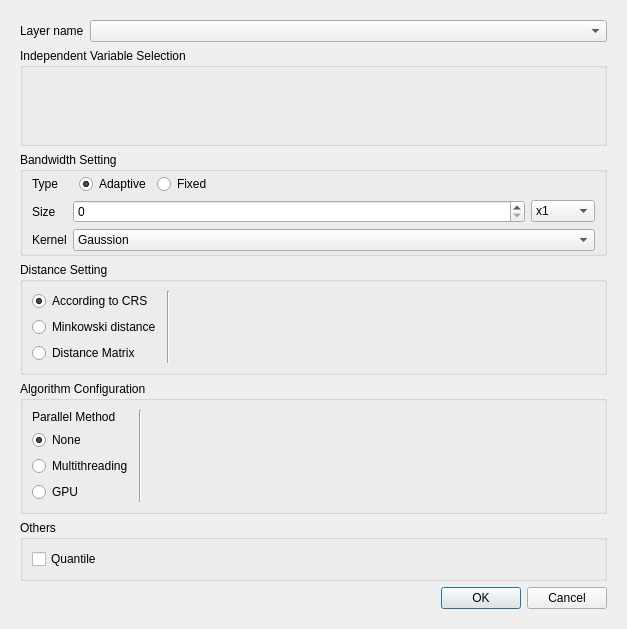
Qt form gwmgwaverageoptionsdialog.ui (GWmodel-Lab/GWmodelS) before a commit.
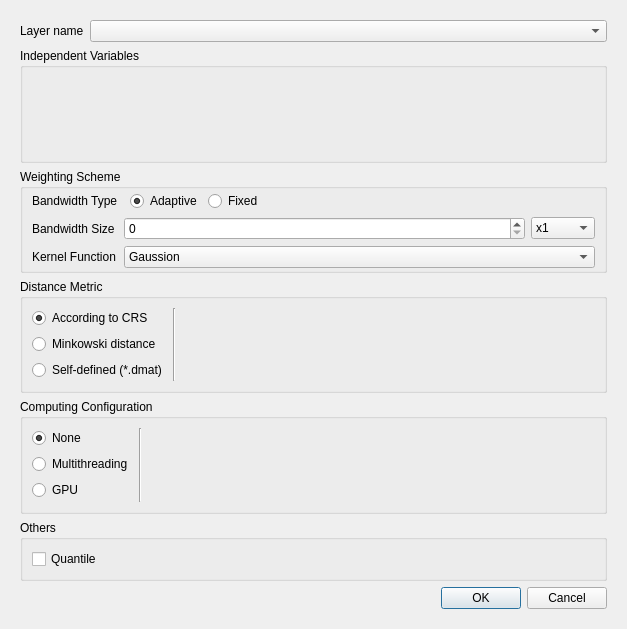
The same form after that commit. Custom widgets are drawn as their Qt base class.

Patch:
```diff
--- a/gwmgwaverageoptionsdialog.ui
+++ b/gwmgwaverageoptionsdialog.ui
@@ -27,8 +27,8 @@
        <rect>
         <x>0</x>
         <y>0</y>
-        <width>605</width>
-        <height>607</height>
+        <width>609</width>
+        <height>611</height>
        </rect>
       </property>
       <layout class="QVBoxLayout" name="verticalLayout_7">
@@ -55,7 +55,7 @@
        <item>
         <widget class="QGroupBox" name="groupBox">
          <property name="title">
-          <string>Independent Variable Selection</string>
+          <string>Independent Variables</string>
          </property>
          <layout class="QVBoxLayout" name="verticalLayout_4" stretch="1">
           <item>
@@ -73,7 +73,7 @@
           </sizepolicy>
          </property>
          <property name="title">
-          <string>Bandwidth Setting</string>
+          <string>Weighting Scheme</string>
          </property>
          <layout class="QFormLayout" name="formLayout">
           <property name="horizontalSpacing">
@@ -91,7 +91,7 @@
           <item row="0" column="0">
            <widget class="QLabel" name="label_2">
             <property name="text">
-             <string>Type</string>
+             <string>Bandwidth Type</string>
             </property>
            </widget>
           </item>
@@ -255,7 +255,7 @@
           <item row="2" column="0">
            <widget class="QLabel" name="label_13">
             <property name="text">
-             <string>Kernel</string>
+             <string>Kernel Function</string>
             </property>
            </widget>
           </item>
@@ -291,7 +291,7 @@
           <item row="1" column="0">
            <widget class="QLabel" name="label_3">
             <property name="text">
-             <string>Size</string>
+             <string>Bandwidth Size</string>
             </property>
            </widget>
           </item>
@@ -307,7 +307,7 @@
           </sizepolicy>
          </property>
          <property name="title">
-          <string>Distance Setting</string>
+          <string>Distance Metric</string>
          </property>
          <layout class="QHBoxLayout" name="horizontalLayout_2">
           <item>
@@ -332,7 +332,7 @@
             <item>
              <widget class="QRadioButton" name="mDistTypeDmatRadio">
               <property name="text">
-               <string>Distance Matrix</string>
+               <string>Self-defined (*.dmat)</string>
               </property>
              </widget>
             </item>
@@ -477,18 +477,11 @@
           </sizepolicy>
          </property>
          <property name="title">
-          <string>Algorithm Configuration</string>
+          <string>Computing Configuration</string>
          </property>
          <layout class="QHBoxLayout" name="horizontalLayout_3">
           <item>
            <layout class="QVBoxLayout" name="verticalLayout_5">
-            <item>
-             <widget class="QLabel" name="label_7">
-              <property name="text">
-               <string>Parallel Method</string>
-              </property>
-             </widget>
-            </item>
             <item>
              <widget class="QRadioButton" name="mCalcParallelNoneRadio">
               <property name="sizePolicy">
```
